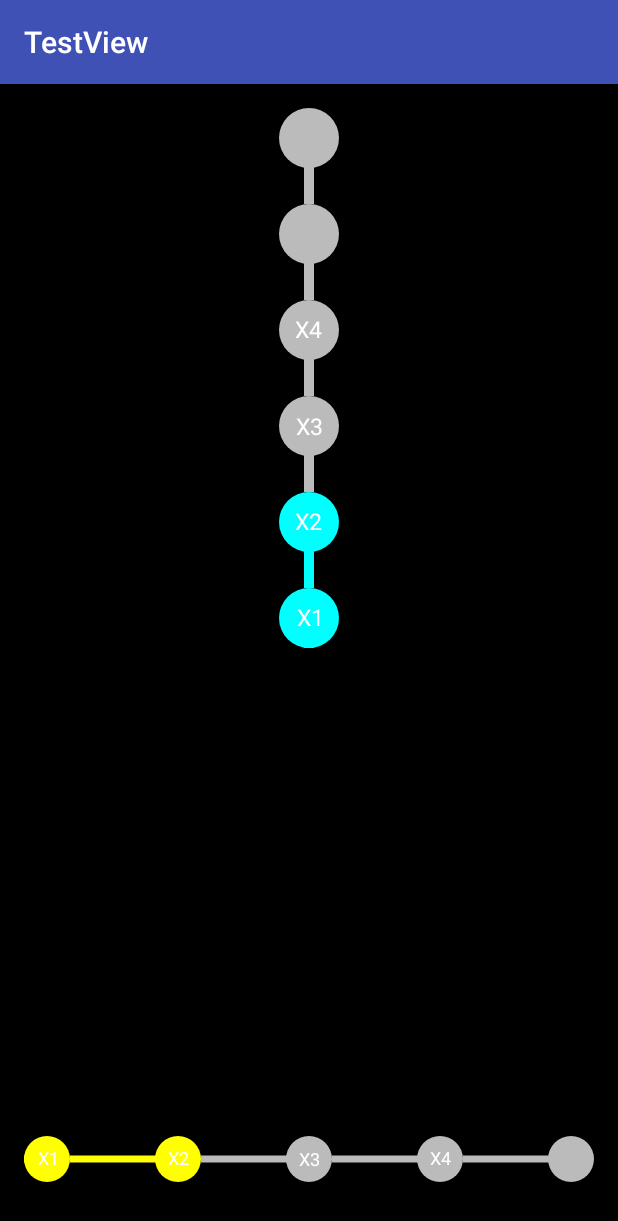
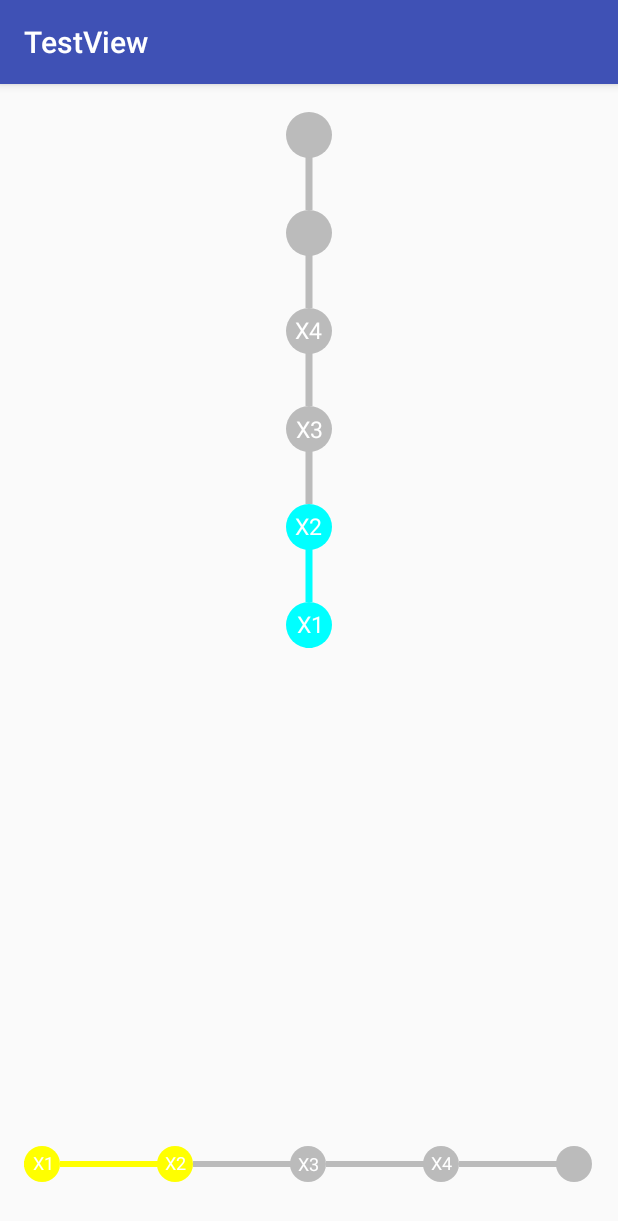
Before and after one commit to cookiemouse/NodeSeekBar, an Android app: the screen it shows after launch (MainActivity), on a phone screen of 412 x 824 dp. Shown: the top 1221 px of the screen. Run offline under Robolectric (Android 15) with nearby library versions, the phone set to English and light mode, and no system bars.

Commit message:
1.0.20160401.002
上传最新效果图

```diff
--- a/app/src/main/res/layout/activity_main.xml
+++ b/app/src/main/res/layout/activity_main.xml
@@ -3,7 +3,6 @@
     xmlns:android="http://schemas.android.com/apk/res/android"
     xmlns:tools="http://schemas.android.com/tools"
     xmlns:app="http://schemas.android.com/apk/res-auto"
-    android:background="#000000"
     android:layout_width="match_parent"
     android:layout_height="match_parent"
     android:paddingBottom="@dimen/activity_vertical_margin"
@@ -18,7 +17,7 @@
         android:layout_height="360dp"
         app:nodeNumber="6"
         app:progress="2"
-        app:cycleRadius="20dp"
+        app:cycleRadius="15dp"
         app:textSize="7pt"
         app:orientation="vertical"
         app:cycleBackgroundColorBefore="#bbbbbb"
@@ -32,7 +31,7 @@
         android:layout_height="wrap_content"
         app:nodeNumber="5"
         app:progress="2"
-        app:cycleRadius="15dp"
+        app:cycleRadius="12dp"
         app:textSize="12dp"
         app:orientation="horizontal"
         app:cycleBackgroundColorBefore="#bbbbbb"
```
Also changed, not shown: 2 other files.
